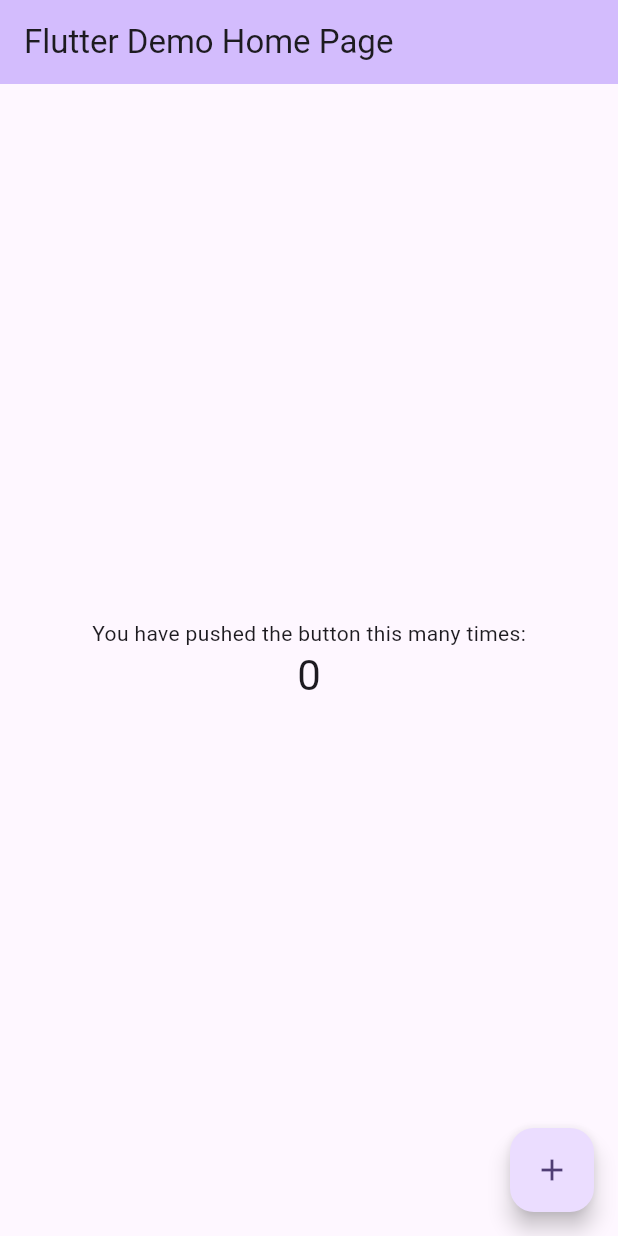
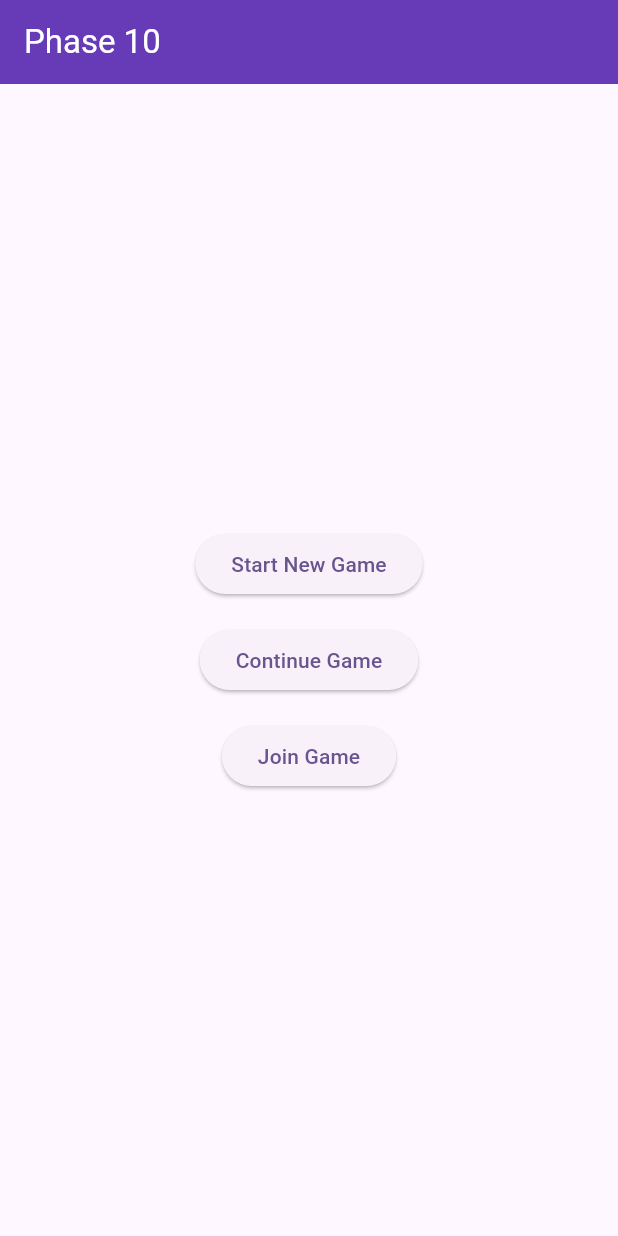
Before and after one commit to abbymulry/finalproject, a Flutter app: the screen it shows after launch, on a phone screen of 412 x 824 dp. Run offline on Flutter 3.47's test engine with Material 3 defaults, Android fonts, the phone set to English and light mode, and no system bars.

Commit message:
Basic Home Screen
I added the title of the app plus 3 buttons to navigate to different parts of the game

```diff
--- a/lib/main.dart
+++ b/lib/main.dart
@@ -43,88 +43,51 @@ class MyApp extends StatelessWidget {
   }
 }
 
-class MyHomePage extends StatefulWidget {
+class MyHomePage extends StatelessWidget {
   const MyHomePage({super.key, required this.title});
-
-  // This widget is the home page of your application. It is stateful, meaning
-  // that it has a State object (defined below) that contains fields that affect
-  // how it looks.
-
-  // This class is the configuration for the state. It holds the values (in this
-  // case the title) provided by the parent (in this case the App widget) and
-  // used by the build method of the State. Fields in a Widget subclass are
-  // always marked "final".
-
   final String title;
 
   @override
-  State<MyHomePage> createState() => _MyHomePageState();
-}
-
-class _MyHomePageState extends State<MyHomePage> {
-  int _counter = 0;
-
-  void _incrementCounter() {
-    setState(() {
-      // This call to setState tells the Flutter framework that something has
-      // changed in this State, which causes it to rerun the build method below
-      // so that the display can reflect the updated values. If we changed
-      // _counter without calling setState(), then the build method would not be
-      // called again, and so nothing would appear to happen.
-      _counter++;
-    });
-  }
-
-  @override
   Widget build(BuildContext context) {
-    // This method is rerun every time setState is called, for instance as done
-    // by the _incrementCounter method above.
-    //
-    // The Flutter framework has been optimized to make rerunning build methods
-    // fast, so that you can just rebuild anything that needs updating rather
-    // than having to individually change instances of widgets.
     return Scaffold(
       appBar: AppBar(
-        // TRY THIS: Try changing the color here to a specific color (to
-        // Colors.amber, perhaps?) and trigger a hot reload to see the AppBar
-        // change color while the other colors stay the same.
-        backgroundColor: Theme.of(context).colorScheme.inversePrimary,
-        // Here we take the value from the MyHomePage object that was created by
-        // the App.build method, and use it to set our appbar title.
-        title: Text(widget.title),
+        title: const Text("Phase 10"),
+        backgroundColor: Colors.deepPurple,
+        foregroundColor: Colors.white,
       ),
       body: Center(
-        // Center is a layout widget. It takes a single child and positions it
-        // in the middle of the parent.
-        child: Column(
-          // Column is also a layout widget. It takes a list of children and
-          // arranges them vertically. By default, it sizes itself to fit its
-          // children horizontally, and tries to be as tall as its parent.
-          //
-          // Column has various properties to control how it sizes itself and
-          // how it positions its children. Here we use mainAxisAlignment to
-          // center the children vertically; the main axis here is the vertical
-          // axis because Columns are vertical (the cross axis would be
-          // horizontal).
-          //
-          // TRY THIS: Invoke "debug painting" (choose the "Toggle Debug Paint"
-          // action in the IDE, or press "p" in the console), to see the
-          // wireframe for each widget.
-          mainAxisAlignment: MainAxisAlignment.center,
-          children: <Widget>[
-            const Text('You have pushed the button this many times:'),
-            Text(
-              '$_counter',
-              style: Theme.of(context).textTheme.headlineMedium,
-            ),
-          ],
+        child: Padding(
+          padding: const EdgeInsets.all(24.0),
+          child: Column(
+            mainAxisAlignment: MainAxisAlignment.center,
+            children: [
+              ElevatedButton(
+                onPressed: () {
+                  // Navigate to new game logic
+                  // Navigator.push(context, MaterialPageRoute(builder: (_) => NewGameScreen()));
+                },
+                child: const Text("Start New Game"),
+              ),
+              const SizedBox(height: 16),
+              ElevatedButton(
+                onPressed: () {
+                  // Navigate to continue game logic
+                  // Navigator.push(context, MaterialPageRoute(builder: (_) => ContinueGameScreen()));
+                },
+                child: const Text("Continue Game"),
+              ),
+              const SizedBox(height: 16),
+              ElevatedButton(
+                onPressed: () {
+                  // Navigate to join game logic
+                  // Navigator.push(context, MaterialPageRoute(builder: (_) => JoinGameScreen()));
+                },
+                child: const Text("Join Game"),
+              ),
+            ],
+          ),
         ),
       ),
-      floatingActionButton: FloatingActionButton(
-        onPressed: _incrementCounter,
-        tooltip: 'Increment',
-        child: const Icon(Icons.add),
-      ), // This trailing comma makes auto-formatting nicer for build methods.
     );
   }
 }
@@ -136,5 +99,4 @@ class PlayPage extends StatefulWidget {
     // TODO: implement createState
     throw UnimplementedError();
   }
-
 }
```
